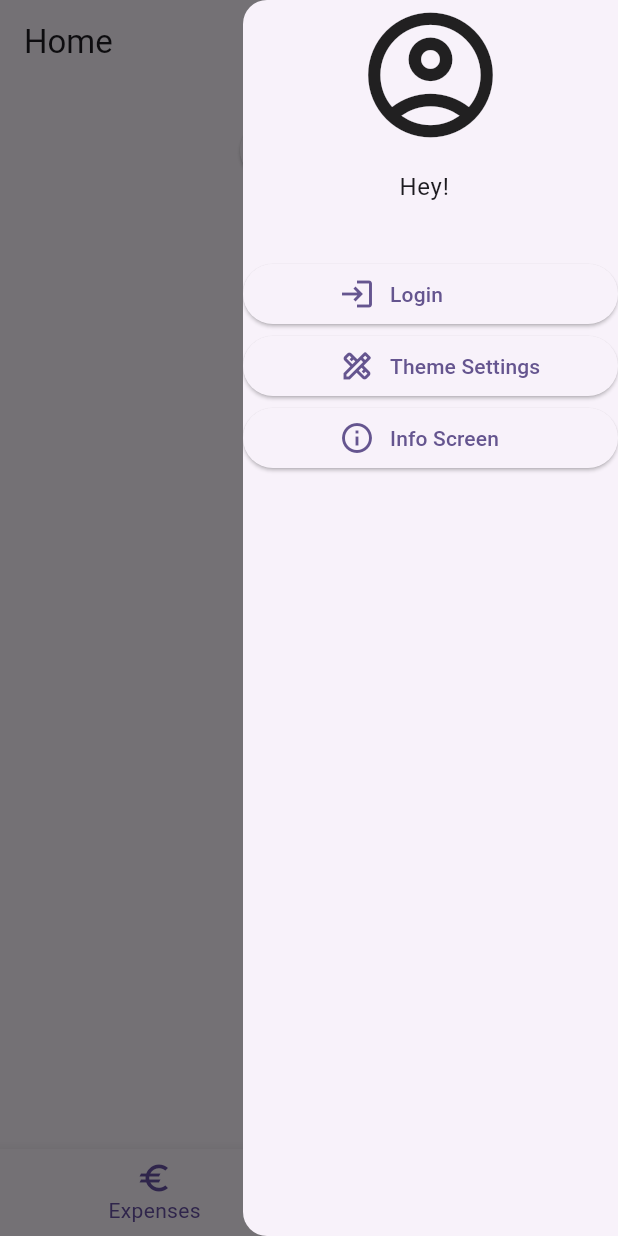
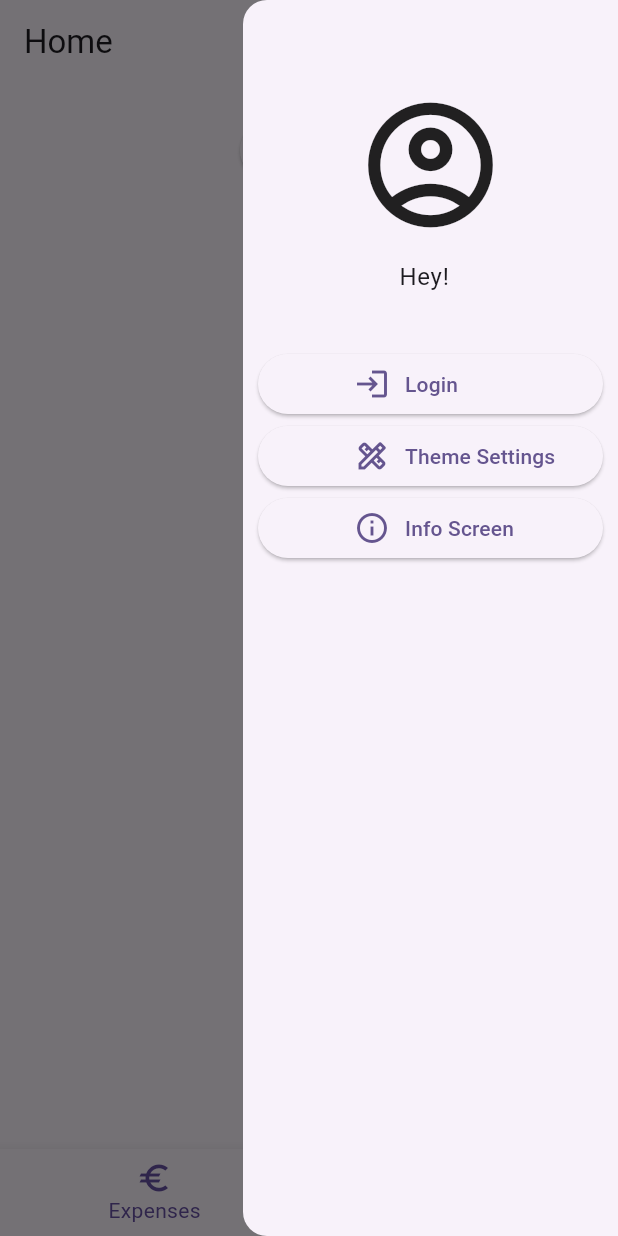
Before and after one commit to Rexo99/MoneyMate, a Flutter app: the Hud screen opened directly, with the side drawer open, on a phone screen of 412 x 824 dp. Run offline on Flutter 3.47's test engine with Material 2 defaults, Android fonts, the phone set to English and light mode, and no system bars; drawn by our look-alikes of flutter_speed_dial; our stand-ins replace camera, connectivity_plus, fast_immutable_collections, fl_chart, flutter_swipe_action_cell, get and 2 more; missing offline and left inert: google_mlkit_text_recognition, tutorial_coach_mark; accounts and stored records are empty.

Commit message:
- fixed padding in sideDrawer

```diff
--- a/lib/main.dart
+++ b/lib/main.dart
@@ -341,7 +341,9 @@ class MenuDrawer extends StatelessWidget{
     Prop<bool> _loginState = Prop(HTTPRequestBuilder().loggedIn);
     return Drawer(
         width: 250,
-        child: ListView(children: [
+        child: ListView(
+          padding: const EdgeInsets.only(left: 10.0, right: 10.0, top: 60.0),
+          children: [
           const Icon(Icons.account_circle_outlined, size: 100),
           $(_loginState, (p0) => _loginState.value
             ? ListTile(
@@ -359,7 +361,7 @@ class MenuDrawer extends StatelessWidget{
               UserState.of(context).logoutUser();
             },
             style: ElevatedButton.styleFrom(side: const BorderSide(width: .01, color: Colors.grey)),
-            child: Row(
+            child: const Row(
               mainAxisAlignment: MainAxisAlignment.start,
               children: [
                 SizedBox(width: 40),
@@ -379,7 +381,7 @@ class MenuDrawer extends StatelessWidget{
 
               },
               style: ElevatedButton.styleFrom(side: const BorderSide(width: .01, color: Colors.grey)),
-              child: Row(
+              child: const Row(
                 mainAxisAlignment: MainAxisAlignment.start,
                 children: [
                   SizedBox(width: 40),
@@ -393,7 +395,7 @@ class MenuDrawer extends StatelessWidget{
           ElevatedButton(
             onPressed: () => colorPicker(currentColor: MyApp.of(context)._themeColor, currentThemeMode: MyApp.of(context)._themeMode, context: context),
             style: ElevatedButton.styleFrom(side: const BorderSide(width: .01, color: Colors.grey)),
-            child: Row(
+            child: const Row(
               mainAxisAlignment: MainAxisAlignment.start,
               children: [
                 SizedBox(width: 40),
@@ -406,7 +408,7 @@ class MenuDrawer extends StatelessWidget{
           ElevatedButton(
             onPressed: () => Navigator.push(context, MaterialPageRoute(builder: (context) => Info(title: 'Info'))),
             style: ElevatedButton.styleFrom(side: const BorderSide(width: .01, color: Colors.grey)),
-            child: Row(
+            child: const Row(
               mainAxisAlignment: MainAxisAlignment.start,
               children: [
                 SizedBox(width: 40),
```
